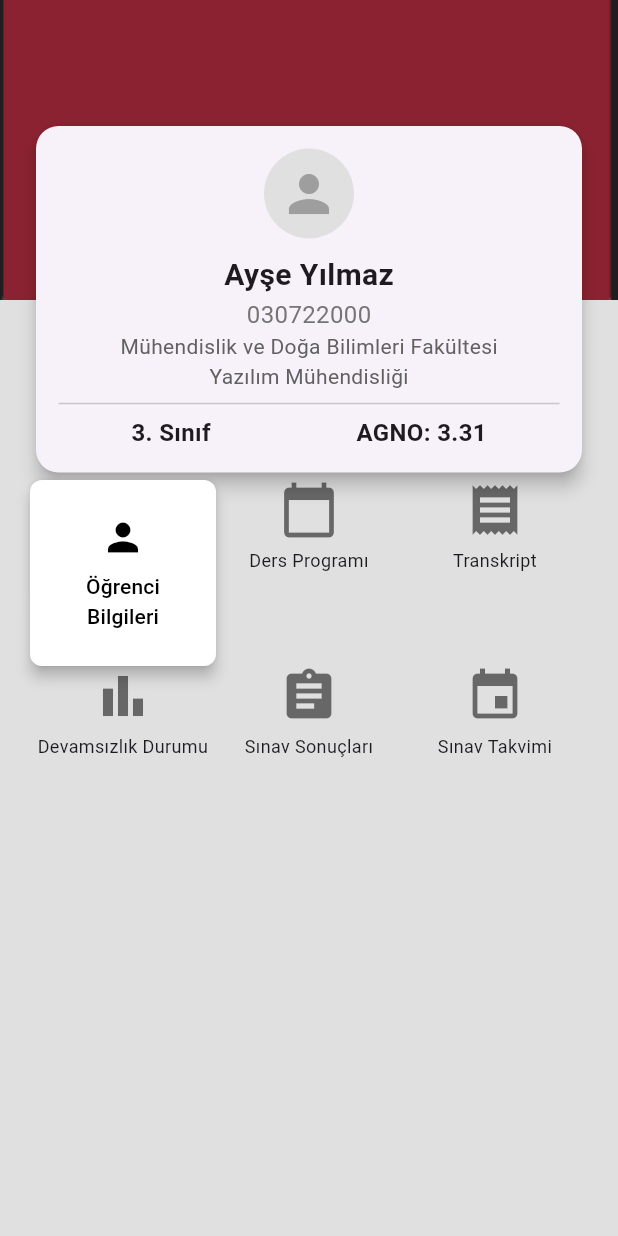
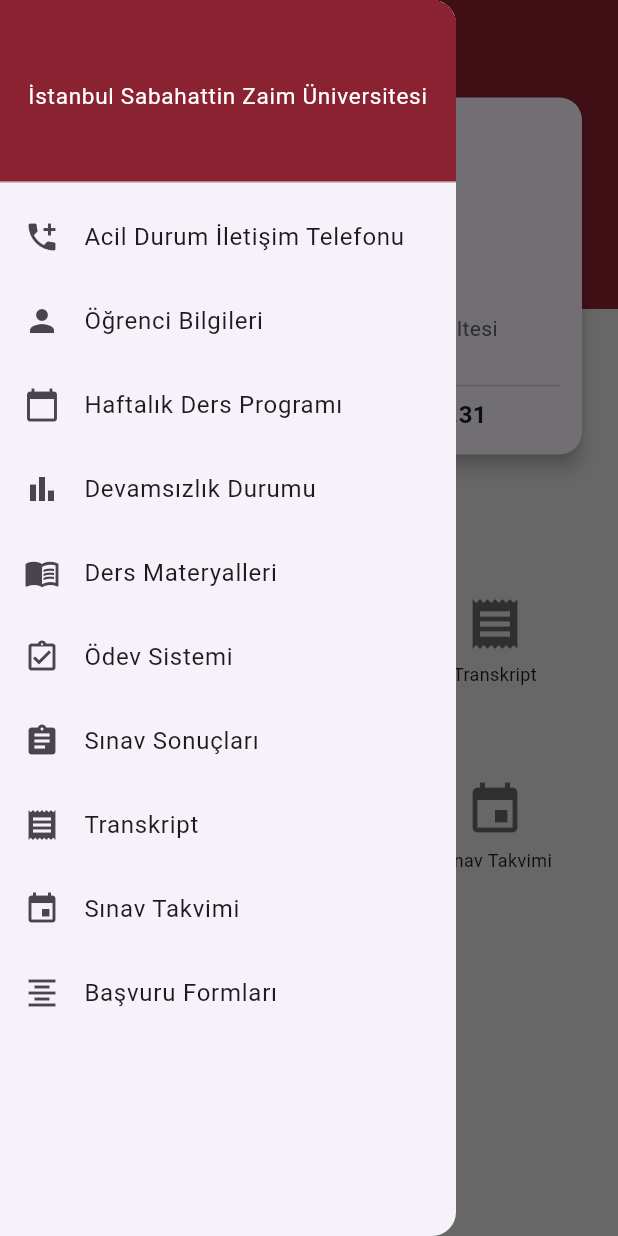
Before and after one commit to busrabetus/izu-mobil, a Flutter app: the StudentProfileScreen screen opened directly, with the side drawer open (before the commit the screen has no drawer), on a phone screen of 412 x 824 dp. Run offline on Flutter 3.47's test engine with Material 3 defaults, Android fonts, the phone set to English and light mode, and no system bars.

```diff
--- a/lib/screens/homepage.dart
+++ b/lib/screens/homepage.dart
@@ -1,5 +1,6 @@
 import 'package:flutter/material.dart';
 import 'package:izukbs/screens/ogrencibilgileri.dart';
+import 'package:izukbs/screens/formpage.dart';
 
 class HomePage extends StatelessWidget {
   const HomePage({Key? key}) : super(key: key);
@@ -14,16 +15,141 @@ class HomePage extends StatelessWidget {
 }
 
 class StudentProfileScreen extends StatelessWidget {
-  const StudentProfileScreen({Key? key}) : super(key: key); // Burada da aynı
+  const StudentProfileScreen({Key? key}) : super(key: key);
 
   @override
   Widget build(BuildContext context) {
     return Scaffold(
+      appBar: AppBar(
+        backgroundColor: Color(0xFF8B2231),
+        iconTheme: IconThemeData(color: Colors.white),
+      ),
+      drawer: Drawer(
+        child: ListView(
+          padding: EdgeInsets.zero,
+          children: <Widget>[
+            SizedBox(
+              height: 130,
+              child: DrawerHeader(
+                decoration: BoxDecoration(
+                  color: Color(0xFF8B2231),
+                ),
+                child: Center(
+                  child: Text(
+                    'İstanbul Sabahattin Zaim Üniversitesi',
+                    textAlign: TextAlign.center,
+                    style: TextStyle(
+                      color: Colors.white,
+                      fontSize: 15,
+                    ),
+                  ),
+                ),
+              ),
+            ),
+            ListTile(
+              leading: Icon(Icons.add_call),
+              title: Text('Acil Durum İletişim Telefonu'),
+              onTap: () {
+                Navigator.pop(
+                  context
+                );
+              },
+            ),
+            ListTile(
+              leading: Icon(Icons.person),
+              title: Text('Öğrenci Bilgileri'),
+              onTap: () {
+                Navigator.push(
+                  context,
+                  MaterialPageRoute(builder: (context) => ogrencibilgileri()),
+                );
+              },
+            ),
+            ListTile(
+              leading: Icon(Icons.calendar_today),
+              title: Text('Haftalık Ders Programı'),
+              onTap: () {
+                Navigator.pop(
+                    context
+                );
+              },
+            ),
+            ListTile(
+              leading: Icon(Icons.bar_chart),
+              title: Text('Devamsızlık Durumu'),
+              onTap: () {
+                Navigator.pop(
+                    context
+                );
+              },
+            ),
+            ListTile(
+              leading: Icon(Icons.menu_book_outlined),
+              title: Text('Ders Materyalleri'),
+              onTap: () {
+                Navigator.pop(
+                    context
+                );
+              },
+            ),
+            ListTile(
+              leading: Icon(Icons.assignment_turned_in_outlined),
+              title: Text('Ödev Sistemi'),
+              onTap: () {
+                Navigator.pop(
+                    context
+                );
+              },
+            ),
+            ListTile(
+              leading: Icon(Icons.assignment),
+              title: Text('Sınav Sonuçları'),
+              onTap: () {
+                Navigator.pop(
+                    context
+                );
+              },
+            ),
+            ListTile(
+              leading: Icon(Icons.receipt),
+              title: Text('Transkript'),
+              onTap: () {
+                Navigator.pop(
+                    context
+                );
+              },
+            ),
+            ListTile(
+              leading: Icon(Icons.event),
+              title: Text('Sınav Takvimi'),
+              onTap: () {
+                Navigator.pop(
+                    context
+                );
+              },
+            ),
+            ListTile(
+              leading: Icon(Icons.format_align_center),
+              title: Text('Başvuru Formları'),
+              onTap: () {
+                Navigator.push(
+                  context,
+                  MaterialPageRoute(builder: (context) => formpage()),
+                );
+              },
+            ),
+          ],
+        ),
+      ),
+
       body: Stack(
         children: [
           Column(
             children: [
-              Image.asset('assets/images/Ekran Resmi 2025-03-04 20.59.57.png', width: double.infinity, fit: BoxFit.cover, height: 200),
+              Container(
+                height: 150,
+                color: Color(0xFF8B2231),
+              ),
               Expanded(
                 child: Container(
                   color: Colors.grey[300],
@@ -32,7 +158,7 @@ class StudentProfileScreen extends StatelessWidget {
             ],
           ),
           Positioned(
-            top: 80,
+            top: 5,
             left: 20,
             right: 20,
             child: Card(
@@ -48,7 +174,7 @@ class StudentProfileScreen extends StatelessWidget {
                       backgroundColor: Colors.grey[300],
                       child: Icon(Icons.person, size: 40, color: Colors.grey),
                     ),
-                    SizedBox(height: 10),
+                    SizedBox(height: 17),
                     Text("Ayşe Yılmaz", style: TextStyle(fontSize: 20, fontWeight: FontWeight.bold)),
                     Text("030722000", style: TextStyle(fontSize: 16, color: Colors.grey[600])),
                     Text("Mühendislik ve Doğa Bilimleri Fakültesi", style: TextStyle(fontSize: 14, color: Colors.grey[700])),
@@ -67,46 +193,22 @@ class StudentProfileScreen extends StatelessWidget {
             ),
           ),
           Positioned(
-            top: 320,
+            top: 340,
             left: 20,
             right: 20,
             child: Column(
               children: [
-                //Image.asset('assets/images/Ekran Resmi 2025-03-04 21.03.00.png', width: 200, height: 120),
                 GridView.count(
                   shrinkWrap: true,
                   physics: NeverScrollableScrollPhysics(),
                   crossAxisCount: 3,
                   children: [
-                    ElevatedButton(
-                      onPressed: () {
-                        Navigator.push(
-                          context,
-                          MaterialPageRoute(builder: (context) => ogrencibilgileri()),
-                        );
-                      },
-                      style: ElevatedButton.styleFrom(
-                        backgroundColor: Colors.white,
-                        shape: RoundedRectangleBorder(
-                          borderRadius: BorderRadius.circular(8),
-                        ),
-                        padding: EdgeInsets.symmetric(vertical: 10, horizontal: 24),
-                        elevation: 4,
-                      ),
-                      child: Column(
-                        mainAxisSize: MainAxisSize.min,
-                        children: [
-                          Icon(Icons.person, color: Colors.black, size: 30),
-                          SizedBox(height: 8),
-                          Text("Öğrenci Bilgileri", textAlign: TextAlign.center, style: TextStyle(color: Colors.black)),
-                        ],
-                      ),
-                    ),
-                    menuButton(Icons.calendar_today, "Ders Programı"),
-                    menuButton(Icons.receipt, "Transkript"),
-                    menuButton(Icons.bar_chart, "Devamsızlık Durumu"),
-                    menuButton(Icons.assignment, "Sınav Sonuçları"),
-                    menuButton(Icons.event, "Sınav Takvimi"),
+                    menuButton(Icons.person, "Öğrenci Bilgileri", context, ogrencibilgileri()),
+                    menuButton(Icons.calendar_today, "Ders Programı", context, null),
+                    menuButton(Icons.receipt, "Transkript", context, null),
+                    menuButton(Icons.bar_chart, "Devamsızlık Durumu", context, null),
+                    menuButton(Icons.assignment, "Sınav Sonuçları", context, null),
+                    menuButton(Icons.event, "Sınav Takvimi", context, null),
                   ],
                 ),
               ],
@@ -117,14 +219,24 @@ class StudentProfileScreen extends StatelessWidget {
     );
   }
 
-  Widget menuButton(IconData icon, String title) {
-    return Column(
+  Widget menuButton(IconData icon, String title, BuildContext context, Widget? page) {
+    return GestureDetector(
+      onTap: () {
+        if (page != null) {
+          Navigator.push(
+            context,
+            MaterialPageRoute(builder: (context) => page),
+          );
+        }
+      },
+      child: Column(
         mainAxisSize: MainAxisSize.min,
         children: [
           Icon(icon, size: 40, color: Colors.black54),
           SizedBox(height: 5),
           Text(title, textAlign: TextAlign.center, style: TextStyle(fontSize: 12)),
         ],
+      ),
     );
   }
 }
```
Also changed, not shown: lib/screens/formpage.dart (added, +55 -0 lines). Lines whose indentation alone changed are shown as unchanged.
